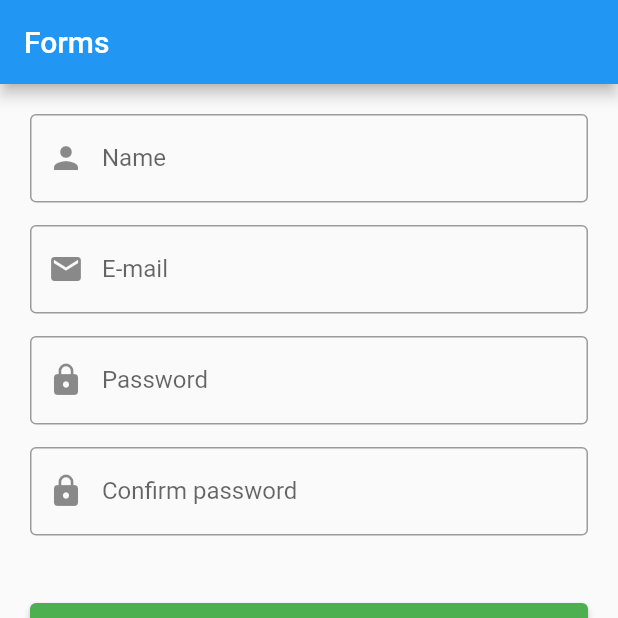
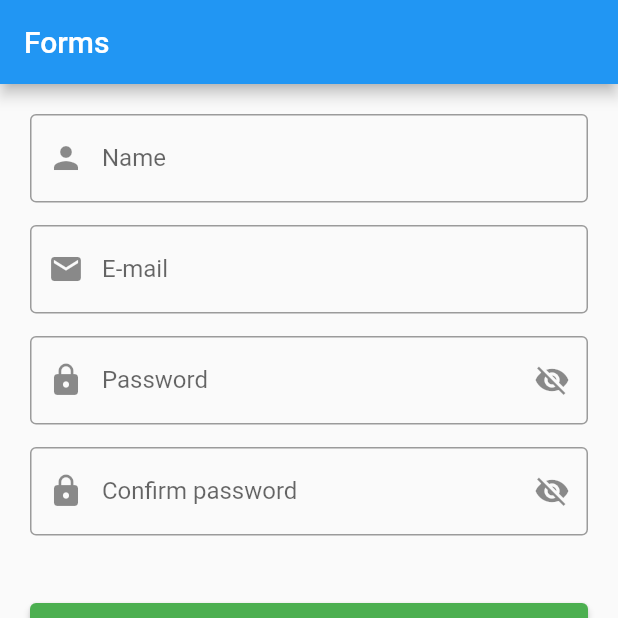
Before and after one commit to Lelisvaldo/application_3_application_3_forms, a Flutter app: the screen it shows after launch, on a phone screen of 412 x 824 dp, the top half of it. Run offline on Flutter 3.47's test engine with Material 2 defaults, Android fonts, the phone set to English and light mode, and no system bars; our stand-ins replace string_validator.

Commit message:
Implements obscureText in input Password.

```diff
--- a/lib/main.dart
+++ b/lib/main.dart
@@ -34,6 +34,7 @@ class _MyHomePageState extends State<MyHomePage> {
   var user = UserModel();
   var passwordCache = '';
   var passwordCacheConfirm = '';
+  bool obscureTextPassword = false;
 
   @override
   Widget build(BuildContext context) {
@@ -72,6 +73,17 @@ class _MyHomePageState extends State<MyHomePage> {
               CustomTextField(
                 label: "Password",
                 icon: Icons.lock,
+                obscureText: obscureTextPassword,
+                suffix: IconButton(
+                  onPressed: () {
+                    setState(() {
+                      obscureTextPassword = !obscureTextPassword;
+                    });
+                  },
+                  icon: Icon(obscureTextPassword
+                      ? Icons.visibility
+                      : Icons.visibility_off),
+                ),
                 onSaved: (text) => user = user.copyWith(password: text),
                 onChanged: (text) => passwordCache = text,
                 validator: (text) {
@@ -84,13 +96,24 @@ class _MyHomePageState extends State<MyHomePage> {
               CustomTextField(
                 label: "Confirm password",
                 icon: Icons.lock,
+                obscureText: obscureTextPassword,
+                suffix: IconButton(
+                  onPressed: () {
+                    setState(() {
+                      obscureTextPassword = !obscureTextPassword;
+                    });
+                  },
+                  icon: Icon(obscureTextPassword
+                      ? Icons.visibility
+                      : Icons.visibility_off),
+                ),
                 onSaved: (text) => user = user.copyWith(password: text),
                 onChanged: (text) => passwordCacheConfirm = text,
                 validator: (text) {
                   if (text == null || text.isEmpty) {
                     return 'This field can\'t be empty.';
                   }
-                  if(passwordCacheConfirm != passwordCache){
+                  if (passwordCacheConfirm != passwordCache) {
                     return 'Your password and confirmation password don\'t match.';
                   }
                 },
@@ -139,6 +162,8 @@ class _MyHomePageState extends State<MyHomePage> {
 class CustomTextField extends StatelessWidget {
   final String label;
   final IconData? icon;
+  final bool obscureText;
+  final Widget? suffix;
   final String? Function(String? text)? validator;
   final void Function(String? text)? onSaved;
   final void Function(String text)? onChanged;
@@ -147,9 +172,11 @@ class CustomTextField extends StatelessWidget {
     Key? key,
     required this.label,
     this.icon,
+    this.obscureText = false,
     this.validator,
     this.onSaved,
     this.onChanged,
+    this.suffix,
   }) : super(key: key);
 
   @override
@@ -159,10 +186,12 @@ class CustomTextField extends StatelessWidget {
       validator: validator,
       onSaved: onSaved,
       onChanged: onChanged,
+      obscureText: obscureText,
       decoration: InputDecoration(
         labelText: label,
         border: const OutlineInputBorder(),
         prefixIcon: icon == null ? null : Icon(icon),
+        suffixIcon: suffix,
       ),
     );
   }
```
